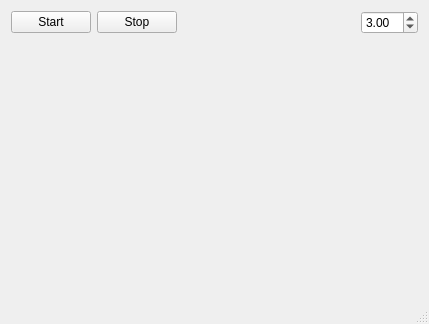
This is Students/abhaysanand/3project/WaterFlowModel/mainwindow.ui in CourseReps/ECEN489-Fall2015 as Qt 5 draws it before an edit. The edited form follows.
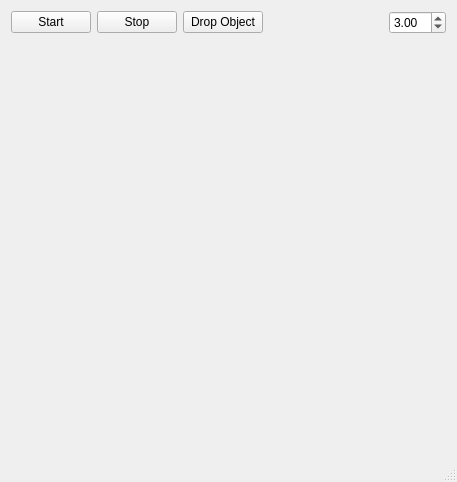
This is the edited form.

Commit message: modified for object volume calc

What changed in the file:
```diff
--- a/Students/abhaysanand/3project/WaterFlowModel/mainwindow.ui
+++ b/Students/abhaysanand/3project/WaterFlowModel/mainwindow.ui
@@ -6,8 +6,8 @@
    <rect>
     <x>0</x>
     <y>0</y>
-    <width>429</width>
-    <height>324</height>
+    <width>457</width>
+    <height>482</height>
    </rect>
   </property>
   <property name="windowTitle">
@@ -15,14 +15,26 @@
   </property>
   <widget class="QWidget" name="centralWidget">
    <layout class="QGridLayout" name="gridLayout">
-    <item row="0" column="0">
-     <widget class="QPushButton" name="pushButton_start">
-      <property name="text">
-       <string>Start</string>
+    <item row="1" column="0" colspan="5">
+     <widget class="QWidget" name="widget" native="true"/>
+    </item>
+    <item row="0" column="4">
+     <widget class="QDoubleSpinBox" name="spinBox_setpoint">
+      <property name="minimum">
+       <double>2.000000000000000</double>
+      </property>
+      <property name="maximum">
+       <double>15.000000000000000</double>
+      </property>
+      <property name="singleStep">
+       <double>0.500000000000000</double>
+      </property>
+      <property name="value">
+       <double>3.000000000000000</double>
       </property>
      </widget>
     </item>
-    <item row="0" column="2">
+    <item row="0" column="3">
      <spacer name="horizontalSpacer">
       <property name="orientation">
        <enum>Qt::Horizontal</enum>
@@ -42,24 +54,19 @@
       </property>
      </widget>
     </item>
-    <item row="0" column="3">
-     <widget class="QDoubleSpinBox" name="spinBox_setpoint">
-      <property name="minimum">
-       <double>2.000000000000000</double>
-      </property>
-      <property name="maximum">
-       <double>15.000000000000000</double>
-      </property>
-      <property name="singleStep">
-       <double>0.500000000000000</double>
-      </property>
-      <property name="value">
-       <double>3.000000000000000</double>
+    <item row="0" column="0">
+     <widget class="QPushButton" name="pushButton_start">
+      <property name="text">
+       <string>Start</string>
       </property>
      </widget>
     </item>
-    <item row="1" column="0" colspan="4">
-     <widget class="QWidget" name="widget" native="true"/>
+    <item row="0" column="2">
+     <widget class="QPushButton" name="pushButton_drop">
+      <property name="text">
+       <string>Drop Object</string>
+      </property>
+     </widget>
     </item>
    </layout>
   </widget>
```
The commit also changes 10 other files.
